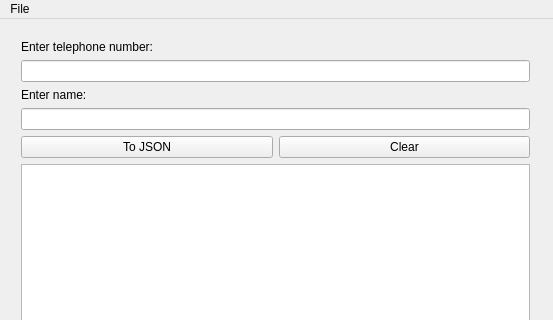
Above: mainwindow.ui from WTFTrick/TelephoneBook before the change; both pictures show x 0 to 553 and y 0 to 320 of the 553 by 513 pixel window. Below: the same form after it.
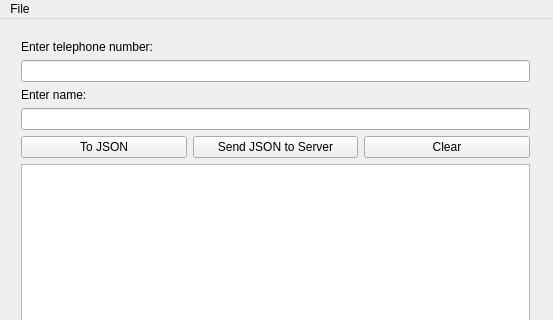
That is the form after the change.

Commit message: 02.03.16, add pushbutton Send JSON to Server

Patch:
```diff
--- a/mainwindow.ui
+++ b/mainwindow.ui
@@ -74,6 +74,13 @@
          </property>
         </widget>
        </item>
+       <item>
+        <widget class="QPushButton" name="pb_toServer">
+         <property name="text">
+          <string>Send JSON to Server</string>
+         </property>
+        </widget>
+       </item>
        <item>
         <widget class="QPushButton" name="pb_clear">
          <property name="text">
```
The commit also changes 2 other files.
